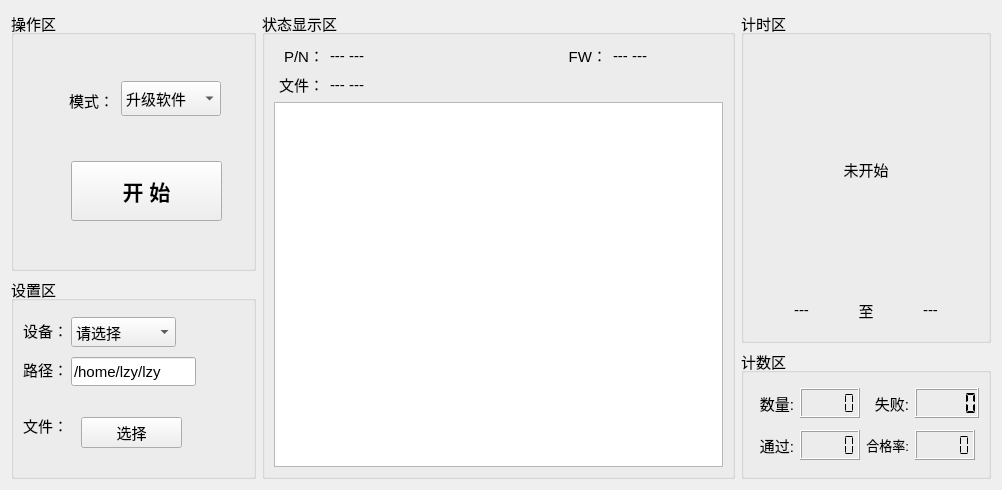
Old version of the form tools/ota_updater/home/home_workwid.ui in the repository ChinaClever/MPro-App.
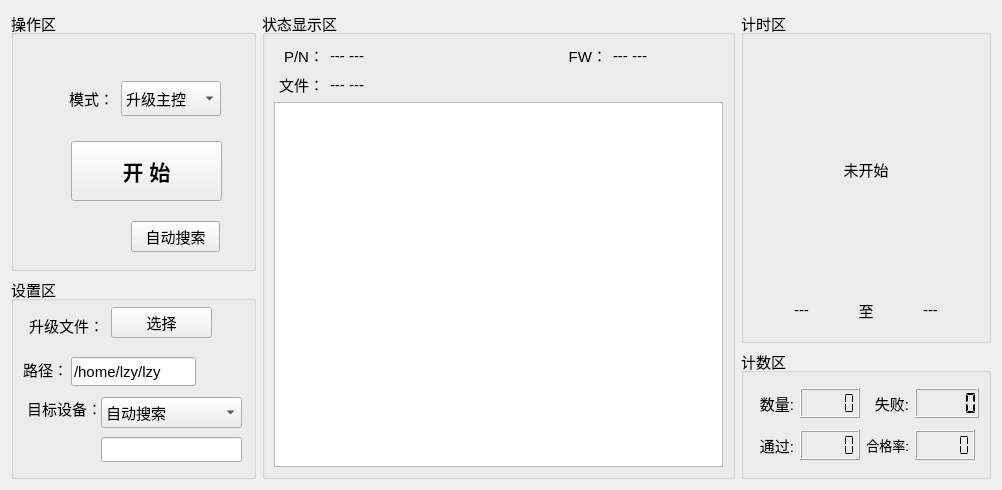
New version of the form.

Commit message: 实现自动搜索功能

What changed in the file:
```diff
--- a/tools/ota_updater/home/home_workwid.ui
+++ b/tools/ota_updater/home/home_workwid.ui
@@ -202,7 +202,7 @@
       <property name="geometry">
        <rect>
         <x>60</x>
-        <y>150</y>
+        <y>130</y>
         <width>151</width>
         <height>60</height>
        </rect>
@@ -233,7 +233,7 @@
       <property name="geometry">
        <rect>
         <x>48</x>
-        <y>72</y>
+        <y>70</y>
         <width>55</width>
         <height>35</height>
        </rect>
@@ -287,7 +287,12 @@
       </property>
       <item>
        <property name="text">
-        <string>升级软件</string>
+        <string>升级主控</string>
+       </property>
+      </item>
+      <item>
+       <property name="text">
+        <string>升级执行板</string>
        </property>
       </item>
       <item>
@@ -296,6 +301,19 @@
        </property>
       </item>
      </widget>
+     <widget class="QPushButton" name="searchBtn">
+      <property name="geometry">
+       <rect>
+        <x>120</x>
+        <y>210</y>
+        <width>89</width>
+        <height>31</height>
+       </rect>
+      </property>
+      <property name="text">
+       <string>自动搜索</string>
+      </property>
+     </widget>
     </widget>
    </item>
    <item row="1" column="0" rowspan="2">
@@ -320,34 +338,6 @@
      <property name="title">
       <string>设置区</string>
      </property>
-     <widget class="QLabel" name="label_35">
-      <property name="geometry">
-       <rect>
-        <x>12</x>
-        <y>42</y>
-        <width>45</width>
-        <height>22</height>
-       </rect>
-      </property>
-      <property name="minimumSize">
-       <size>
-        <width>0</width>
-        <height>20</height>
-       </size>
-      </property>
-      <property name="maximumSize">
-       <size>
-        <width>80</width>
-        <height>30</height>
-       </size>
-      </property>
-      <property name="text">
-       <string>设备：</string>
-      </property>
-      <property name="alignment">
-       <set>Qt::AlignRight|Qt::AlignTrailing|Qt::AlignVCenter</set>
-      </property>
-     </widget>
      <widget class="QLabel" name="label_38">
       <property name="geometry">
        <rect>
@@ -383,8 +373,8 @@
       <property name="geometry">
        <rect>
         <x>12</x>
-        <y>137</y>
-        <width>45</width>
+        <y>37</y>
+        <width>81</width>
         <height>22</height>
        </rect>
       </property>
@@ -395,37 +385,12 @@
        </size>
       </property>
       <property name="text">
-       <string>文件：</string>
+       <string>升级文件：</string>
       </property>
       <property name="alignment">
        <set>Qt::AlignRight|Qt::AlignTrailing|Qt::AlignVCenter</set>
       </property>
      </widget>
-     <widget class="QComboBox" name="devBox">
-      <property name="geometry">
-       <rect>
-        <x>60</x>
-        <y>40</y>
-        <width>105</width>
-        <height>30</height>
-       </rect>
-      </property>
-      <item>
-       <property name="text">
-        <string>请选择</string>
-       </property>
-      </item>
-      <item>
-       <property name="text">
-        <string>主控</string>
-       </property>
-      </item>
-      <item>
-       <property name="text">
-        <string>执行板</string>
-       </property>
-      </item>
-     </widget>
      <widget class="QLineEdit" name="pathEdit">
       <property name="enabled">
        <bool>true</bool>
@@ -445,8 +410,8 @@
      <widget class="QPushButton" name="imgBtn">
       <property name="geometry">
        <rect>
-        <x>70</x>
-        <y>140</y>
+        <x>100</x>
+        <y>30</y>
         <width>101</width>
         <height>31</height>
        </rect>
@@ -455,6 +420,63 @@
        <string>选择</string>
       </property>
      </widget>
+     <widget class="QLabel" name="label_7">
+      <property name="geometry">
+       <rect>
+        <x>10</x>
+        <y>120</y>
+        <width>81</width>
+        <height>22</height>
+       </rect>
+      </property>
+      <property name="minimumSize">
+       <size>
+        <width>45</width>
+        <height>0</height>
+       </size>
+      </property>
+      <property name="text">
+       <string>目标设备：</string>
+      </property>
+      <property name="alignment">
+       <set>Qt::AlignRight|Qt::AlignTrailing|Qt::AlignVCenter</set>
+      </property>
+     </widget>
+     <widget class="QComboBox" name="searchBox">
+      <property name="geometry">
+       <rect>
+        <x>90</x>
+        <y>120</y>
+        <width>141</width>
+        <height>31</height>
+       </rect>
+      </property>
+      <item>
+       <property name="text">
+        <string>自动搜索</string>
+       </property>
+      </item>
+      <item>
+       <property name="text">
+        <string>指定机房</string>
+       </property>
+      </item>
+      <item>
+       <property name="text">
+        <string>指定设备</string>
+       </property>
+      </item>
+     </widget>
+     <widget class="QLineEdit" name="targetEdit">
+      <property name="geometry">
+       <rect>
+        <x>90</x>
+        <y>160</y>
+        <width>141</width>
+        <height>25</height>
+       </rect>
+      </property>
+     </widget>
     </widget>
    </item>
    <item row="0" column="2" rowspan="2">
```
The commit also changes 28 other files.
